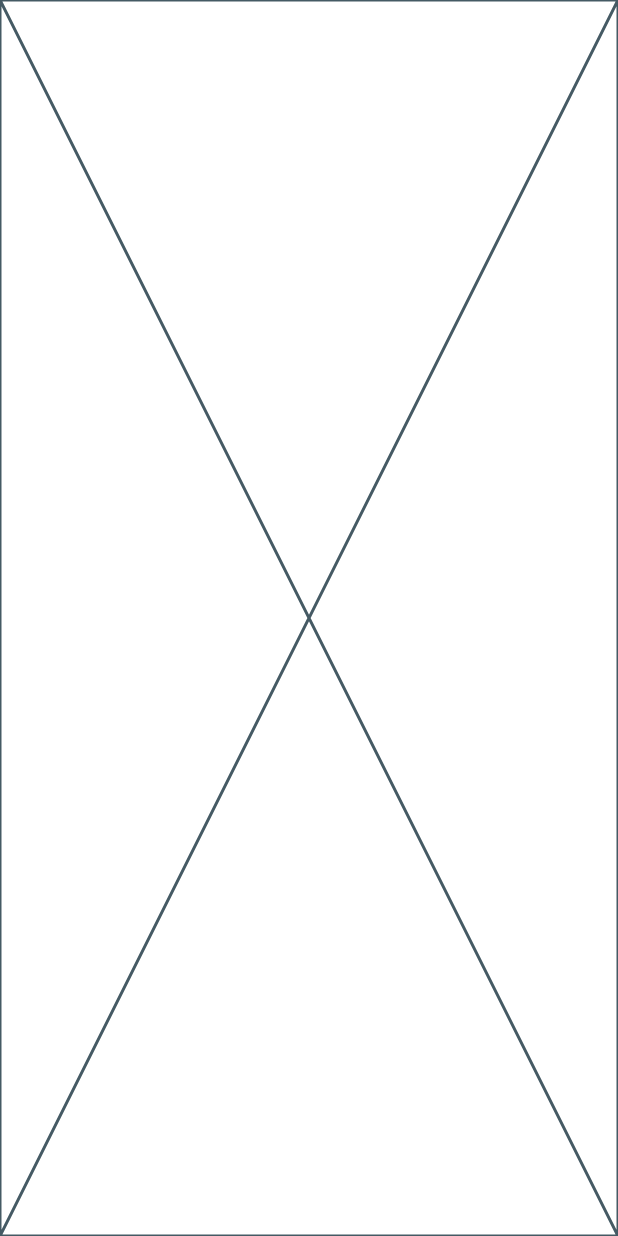
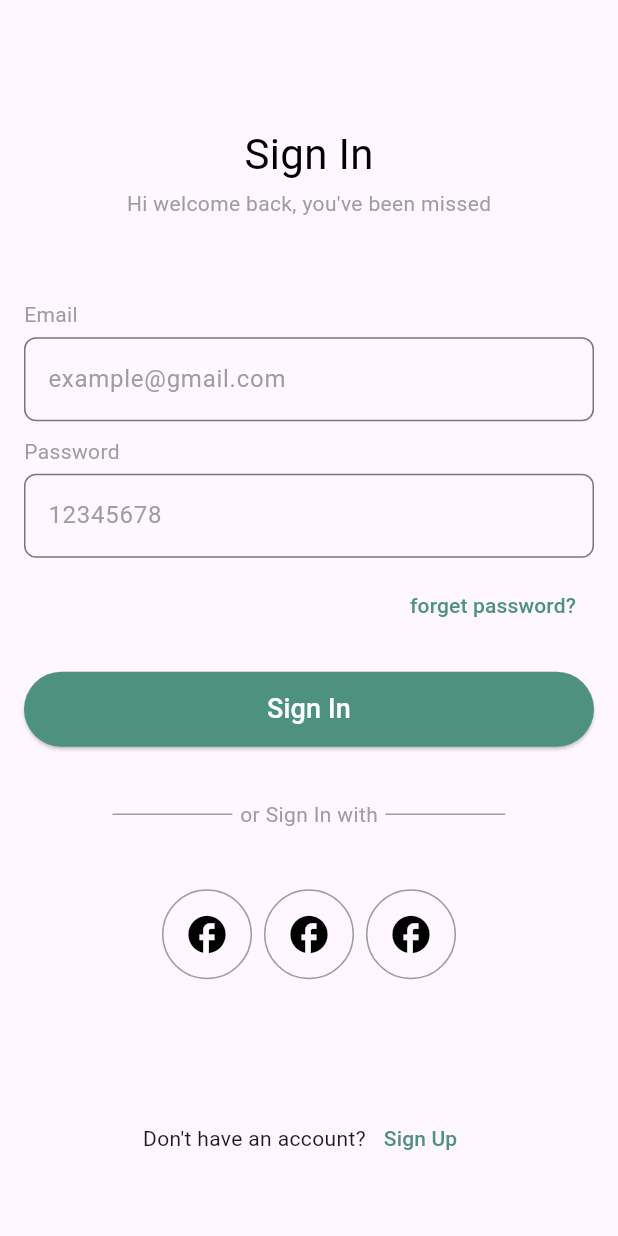
Before and after one commit to kareem250/ChatApp, a Flutter app: the screen it shows after launch, on a phone screen of 412 x 824 dp. Run offline on Flutter 3.47's test engine with Material 3 defaults, Android fonts, the phone set to English and light mode, and no system bars; our stand-ins replace flutter_chat_types; missing offline and left inert: flutter_chat_core, flutter_chat_ui.

Commit message:
finish SignIn-Page design

```diff
--- a/lib/View/home_page.dart
+++ b/lib/View/home_page.dart
@@ -1,10 +1,18 @@
 import 'package:flutter/material.dart';
+import 'package:flutter_chat_core/flutter_chat_core.dart';
+import 'package:flutter_chat_ui/flutter_chat_ui.dart';
+import 'package:flutter_chat_types/flutter_chat_types.dart' as Types;
 
 class HomePage extends StatelessWidget {
-  const HomePage({super.key});
-
+   HomePage({super.key});
+  final chatController = InMemoryChatController();
   @override
   Widget build(BuildContext context) {
-    return const Placeholder();
+    return Scaffold(
+      body: Chat(currentUserId: '', resolveUser: (UserID id) async {
+          return User(id: id, name: 'John Doe');
+        },
+        chatController: chatController),
+    );
   }
 }
--- /dev/null
+++ b/lib/View/signin_page.dart
@@ -0,0 +1,192 @@
+import 'package:cars_chat/components/auth_TaxtFeild.dart';
+import 'package:cars_chat/components/auth_button.dart';
+import 'package:cars_chat/components/circle_icon.dart';
+import 'package:flutter/material.dart';
+
+class SigninPage extends StatelessWidget {
+  SigninPage({super.key});
+  var Emailcont = TextEditingController();
+  var Passcont = TextEditingController();
+  GlobalKey<FormState> formkey = GlobalKey<FormState>();
+  @override
+  Widget build(BuildContext context) {
+    double ScreenHeight = MediaQuery.of(context).size.height;
+    return Scaffold(
+      body: SafeArea(
+        child: Form(
+          key: formkey,
+          child: ListView(
+            children: [
+              SizedBox(height: ScreenHeight * 0.1),
+              SizedBox(
+                width: double.infinity,
+                child: Row(
+                  mainAxisAlignment: MainAxisAlignment.center,
+                  children: [
+                    Column(
+                      children: [
+                        Text(
+                          'Sign In',
+                          style: TextStyle(color: Colors.black, fontSize: 28),
+                        ),
+                        SizedBox(height: 3),
+                        Text(
+                          'Hi welcome back, you\'ve been missed',
+                          style: TextStyle(color: Colors.grey, fontSize: 14),
+                        ),
+                      ],
+                    ),
+                  ],
+                ),
+              ),
+              SizedBox(height: ScreenHeight * 0.06),
+              Authtaxtfeild(
+                controller: Emailcont,
+                hint: 'example@gmail.com',
+                validator: (value) {
+                  if (value == null) {
+                    return 'please enter your email';
+                  } else if (!value.contains('@gmail.com')) {
+                    return 'please enter a valid email';
+                  }
+                  return null;
+                },
+                label: 'Email',
+                color: Color(0xff4E917F),
+              ),
+              Authtaxtfeild(
+                controller: Passcont,
+                hint: '12345678',
+                validator: (value) {
+                  if (value == null) {
+                    return 'please enter your password';
+                  }
+                  if (value.length < 8) {
+                    return 'password is very ';
+                  }
+                  return null;
+                },
+                label: 'Password',
+                color: Color(0xff4E917F),
+                ispass: true,
+              ),
+              SizedBox(height: 3),
+              Padding(
+                padding: const EdgeInsets.symmetric(horizontal: 16.0),
+                child: SizedBox(
+                  width: double.infinity,
+                  child: Row(
+                    mainAxisAlignment: MainAxisAlignment.end,
+                    children: [
+                      TextButton(
+                        onPressed: () {},
+                        style: ElevatedButton.styleFrom(
+                          foregroundColor: Color(0xff4E917F),
+                        ),
+                        child: Text('forget password?'),
+                      ),
+                    ],
+                  ),
+                ),
+              ),
+              SizedBox(height: 20),
+
+              Padding(
+                padding: const EdgeInsets.symmetric(horizontal: 16.0),
+                child: SizedBox(
+                  height: 50,
+                  child: AuthButton(
+                    onpressed: () {},
+                    text: 'Sign In',
+                    color: Color(0xff4E917F),
+                  ),
+                ),
+              ),
+              SizedBox(height: 35),
+              SizedBox(
+                width: double.infinity,
+                child: Row(
+                  mainAxisAlignment: MainAxisAlignment.center,
+                  children: [
+                    Container(
+                      height: 1,
+                      width: 80,
+                      margin: EdgeInsets.only(right: 5),
+                      decoration: BoxDecoration(
+                        color: Colors.grey,
+                        borderRadius: BorderRadius.horizontal(
+                          right: Radius.circular(9),
+                        ),
+                      ),
+                    ),
+
+                    Text(
+                      'or Sign In with',
+                      style: TextStyle(color: Colors.grey, fontSize: 14),
+                    ),
+
+                    Container(
+                      height: 1,
+                      width: 80,
+                      margin: EdgeInsets.only(left: 5),
+                      decoration: BoxDecoration(
+                        color: Colors.grey,
+                        borderRadius: BorderRadius.horizontal(
+                          right: Radius.circular(9),
+                        ),
+                      ),
+                    ),
+                  ],
+                ),
+              ),
+              SizedBox(height: 40),
+              SizedBox(
+                width: double.infinity,
+                child: Row(
+                  mainAxisAlignment: MainAxisAlignment.center,
+                  children: [
+                    Padding(
+                      padding: const EdgeInsets.symmetric(horizontal: 4.0),
+                      child: CircleIcon(
+                        icon: Icons.facebook_outlined,
+                        onTap: () {},
+                      ),
+                    ),
+                    Padding(
+                      padding: const EdgeInsets.symmetric(horizontal: 4.0),
+                      child: CircleIcon(icon: Icons.facebook, onTap: () {}),
+                    ),
+                    Padding(
+                      padding: const EdgeInsets.symmetric(horizontal: 4.0),
+                      child: CircleIcon(icon: Icons.facebook, onTap: () {}),
+                    ),
+                  ],
+                ),
+              ),
+              SizedBox(height: ScreenHeight * 0.1),
+              Padding(
+                padding: const EdgeInsets.only(bottom: 20),
+                child: SizedBox(
+                  width: double.infinity,
+                  child: Row(
+                    mainAxisAlignment: MainAxisAlignment.center,
+                    children: [
+                      Text('Don\'t have an account?'),
+                      TextButton(
+                        onPressed: () {},
+                        style: ElevatedButton.styleFrom(
+                          foregroundColor: Color(0xff4E917F),
+                        ),
+                        child: Text('Sign Up'),
+                      ),
+                    ],
+                  ),
+                ),
+              ),
+            ],
+          ),
+        ),
+      ),
+    );
+  }
+}
--- /dev/null
+++ b/lib/components/auth_TaxtFeild.dart
@@ -0,0 +1,54 @@
+import 'package:flutter/material.dart';
+
+class Authtaxtfeild extends StatelessWidget {
+  Authtaxtfeild({
+    super.key,
+    required this.controller,
+    required this.hint,
+    required this.validator,
+    required this.label,
+    this.ispass = false,
+    required this.color,
+  });
+  TextEditingController controller;
+  String hint;
+  FormFieldValidator<String>? validator;
+  String label;
+  bool ispass;
+  Color color;
+  @override
+  Widget build(BuildContext context) {
+    return Padding(
+      padding: const EdgeInsets.symmetric(horizontal: 16.0, vertical: 5),
+      child: Column(
+        crossAxisAlignment: CrossAxisAlignment.start,
+        children: [
+          Text(label, style: TextStyle(color: Colors.grey)),
+          SizedBox(height: 5),
+          TextFormField(
+            controller: controller,
+            validator: validator,
+            obscureText: ispass,
+            decoration: InputDecoration(
+              hintText: hint,
+
+              hintStyle: TextStyle(color: Colors.grey),
+              border: OutlineInputBorder(
+                borderRadius: BorderRadius.circular(8),
+                borderSide: BorderSide(color: Colors.grey, width: 1),
+              ),
+              disabledBorder: OutlineInputBorder(
+                borderRadius: BorderRadius.circular(8),
+                borderSide: BorderSide(color: Colors.grey, width: 1),
+              ),
+              focusedBorder: OutlineInputBorder(
+                borderRadius: BorderRadius.circular(8),
+                borderSide: BorderSide(color: color, width: 2),
+              ),
+            ),
+          ),
+        ],
+      ),
+    );
+  }
+}
--- /dev/null
+++ b/lib/components/auth_button.dart
@@ -0,0 +1,25 @@
+import 'package:flutter/material.dart';
+
+class AuthButton extends StatelessWidget {
+  const AuthButton({
+    super.key,
+    required this.onpressed,
+    required this.text,
+    required this.color,
+  });
+  final void Function() onpressed;
+  final String text;
+  final Color color;
+  @override
+  Widget build(BuildContext context) {
+    return ElevatedButton(
+      onPressed: onpressed,
+      style: ElevatedButton.styleFrom(
+        backgroundColor: color,
+        shape: RoundedRectangleBorder(borderRadius: BorderRadius.circular(50)),
+        foregroundColor: Colors.white,
+      ),
+      child: Text(text, style: TextStyle(fontSize: 18)),
+    );
+  }
+}
--- /dev/null
+++ b/lib/components/circle_icon.dart
@@ -0,0 +1,28 @@
+import 'package:flutter/material.dart';
+
+class CircleIcon extends StatelessWidget {
+  const CircleIcon({super.key, required this.icon, required this.onTap});
+  final IconData icon;
+  final VoidCallback onTap;
+  @override
+  Widget build(BuildContext context) {
+    return GestureDetector(
+      onTap: onTap,
+      child: Container(
+       width: 60,
+       height: 60,
+        decoration: BoxDecoration(
+          color: Colors.transparent,
+          borderRadius: BorderRadius.circular(50),
+          border: Border.all(color: Colors.grey)
+        ),
+
+        child:
+            icon != null
+                ? Icon(icon, size: 30, color: Colors.black)
+                : SizedBox(),
+      ),
+    );
+    ;
+  }
+}
--- a/lib/main.dart
+++ b/lib/main.dart
@@ -1,4 +1,5 @@
 import 'package:cars_chat/View/home_page.dart';
+import 'package:cars_chat/View/signin_page.dart';
 import 'package:flutter/material.dart';
 
 void main() {
@@ -11,7 +12,8 @@ class MyApp extends StatelessWidget {
   @override
   Widget build(BuildContext context) {
     return MaterialApp(
-      home: HomePage(),
+      debugShowCheckedModeBanner: false,
+      home: SigninPage(),
 
       //fix a bug
     );
--- a/pubspec.yaml
+++ b/pubspec.yaml
@@ -35,6 +35,9 @@ dependencies:
   # Use with the CupertinoIcons class for iOS style icons.
   cupertino_icons: ^1.0.8
   dio: ^5.8.0+1
+  flutter_chat_ui: ^2.9.0
+  flutter_chat_core: ^2.8.0
+  flutter_chat_types: ^3.6.2
 dev_dependencies:
   flutter_test:
     sdk: flutter
```
Also changed, not shown: lib/View/signup_page.dart (added, +105 -0 lines), pubspec.lock.
